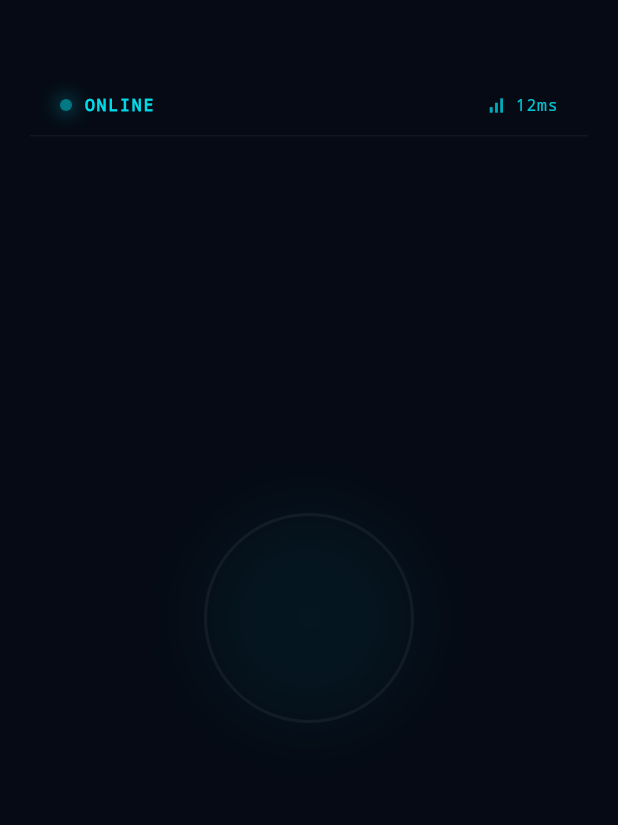
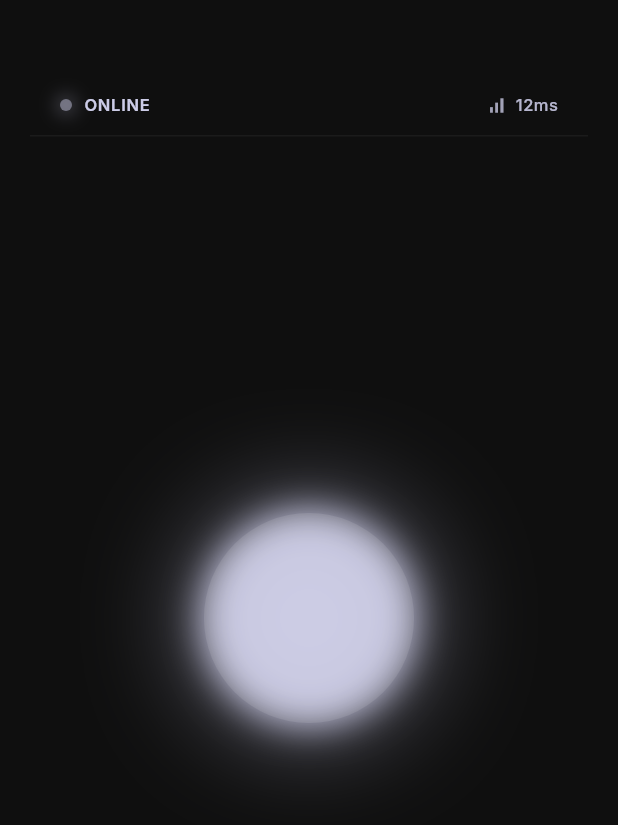
Before and after one commit to pedrof2602/VOID, a Flutter app: the screen it shows after launch, on a phone screen of 412 x 824 dp. Shown: the top 825 px of the screen. Run offline on Flutter 3.47's test engine with Material 3 defaults, Android fonts, the phone set to English and light mode, and no system bars; our stand-ins replace audioplayers, flutter_local_notifications, google_fonts, permission_handler, vibration; missing offline and left inert: record.

Commit message:
estetica first

```diff
--- a/Codigo/mobile_app/lib/core/constants.dart
+++ b/Codigo/mobile_app/lib/core/constants.dart
@@ -16,22 +16,29 @@ class AppConfig {
   static const String voiceEndpoint = '/input/voice';
 }
 
-/// 🎨 Paleta de Colores de VOID
+/// 🎨 Paleta de Colores de VOID (Apple Premium Style)
 class AppColors {
   // Prevenir instanciación
   AppColors._();
 
-  /// Color de fondo principal (Deep Void Blue)
-  static const Color background = Color(0xFF050A14);
+  /// Color de fondo principal (Midnight Matte)
+  static const Color background = Color(0xFF0F0F0F);
 
-  /// Color cyan para estados activos y procesamiento
-  static const Color cyan = Color(0xFF00F0FF);
+  /// Color coral para estado de grabación (Listening)
+  static const Color coral = Color(0xFFFF5A5F);
 
-  /// Color rojo para grabación
-  static const Color red = Color(0xFFFF4444);
+  /// Color etéreo para procesamiento (Processing)
+  static const Color ethereal = Color(0xFFE0E0FF);
+
+  /// Color ámbar para errores
+  static const Color amber = Color(0xFFFFB84D);
 
   /// Color blanco para estado de reposo
   static const Color white = Colors.white;
+
+  // Alias para compatibilidad con código existente
+  static const Color cyan = ethereal;
+  static const Color red = coral;
 }
 
 /// ⏱️ Duraciones de Animaciones y Feedback
--- a/Codigo/mobile_app/lib/ui/home_screen.dart
+++ b/Codigo/mobile_app/lib/ui/home_screen.dart
@@ -154,20 +154,28 @@ class _HomeScreenState extends State<HomeScreen>
     }
   }
 
-  /// Sube el audio al backend
+  /// Sube el audio al backend con telemetría real
   Future<void> _uploadAudio(String filePath) async {
+    final stopwatch = Stopwatch()..start();
+
     try {
       _addLog("📤 Transmitting to VOID...");
 
       final response = await _apiService.uploadAudio(filePath);
+      stopwatch.stop();
 
-      // ✅ ÉXITO
+      // ✅ ÉXITO - Telemetría real
       setState(() {
         _isConnected = true;
-        _latency = "${12 + (response.statusCode % 30)}ms"; // Simulado
+        _latency = "${stopwatch.elapsedMilliseconds}ms";
       });
 
-      _addLog("✅ Command executed: #${response.statusCode}");
+      // Log con respuesta truncada
+      final truncatedMsg = response.message.length > 30
+          ? '${response.message.substring(0, 30)}...'
+          : response.message;
+      _addLog("✅ VOID: $truncatedMsg");
+
       await _feedbackService.playSuccess();
       await _notificationService.show(
         title: 'VOID',
@@ -175,14 +183,34 @@ class _HomeScreenState extends State<HomeScreen>
         payload: response.message,
       );
     } on ApiException catch (e) {
-      // ❌ ERROR
+      // ❌ ERROR - Desconexión
+      stopwatch.stop();
       debugPrint('Error de API: $e');
 
-      setState(() => _isConnected = false);
-      _addLog("❌ Error: Connection lost");
+      setState(() {
+        _isConnected = false;
+        _latency = "0ms";
+      });
+      _addLog("⚠️ Error: Neural Link Severed");
 
       await _feedbackService.playError();
       await _notificationService.show(title: 'VOID Error', body: e.message);
+    } catch (e) {
+      // ❌ ERROR GENÉRICO
+      stopwatch.stop();
+      debugPrint('Error inesperado: $e');
+
+      setState(() {
+        _isConnected = false;
+        _latency = "0ms";
+      });
+      _addLog("⚠️ Error: Connection timeout");
+
+      await _feedbackService.playError();
+      await _notificationService.show(
+        title: 'VOID Error',
+        body: 'Error de conexión',
+      );
     } finally {
       setState(() => _isProcessing = false);
     }
@@ -250,64 +278,58 @@ class _HomeScreenState extends State<HomeScreen>
     );
   }
 
-  /// Construye el anillo visual de VOID
+  /// Construye el anillo visual de VOID (Liquid Soul Style)
   Widget _buildVoidRing() {
-    // Determinar colores según el estado
+    // Determinar colores según el estado (LÓGICA INTACTA)
     Color ringColor;
     Color glowColor;
     double size;
-    double borderWidth;
 
     if (_isRecording) {
       // 🔴 GRABANDO
       ringColor = AppColors.red.withValues(alpha: 0.8);
       glowColor = AppColors.red.withValues(alpha: 0.3);
       size = 140;
-      borderWidth = 2;
     } else if (_isProcessing) {
       // 🔵 PROCESANDO (mismo tamaño, efecto neón cyan)
       ringColor = AppColors.cyan.withValues(alpha: 0.8);
       glowColor = AppColors.cyan.withValues(alpha: 0.3);
       size = 140;
-      borderWidth = 2;
     } else {
       // ⚪ REPOSO
       ringColor = AppColors.white.withValues(alpha: 0.05);
       glowColor = AppColors.cyan.withValues(alpha: 0.05);
       size = 140;
-      borderWidth = 2;
     }
 
+    // VISUAL UPDATE: Liquid Soul (sin borde duro)
     return Container(
       width: size,
       height: size,
       decoration: BoxDecoration(
         shape: BoxShape.circle,
-        border: Border.all(color: ringColor, width: borderWidth),
-        boxShadow: _isProcessing
-            ? [
-                // Capa 1: Glow interno intenso
+        // Sin borde sólido - solo luz difusa
+        color: ringColor.withValues(alpha: 0.1),
+        boxShadow: [
+          // Núcleo brillante
           BoxShadow(
-                  color: glowColor.withValues(alpha: 0.6),
-                  blurRadius: 30,
-                  spreadRadius: 3,
+            color: glowColor.withValues(alpha: 0.8),
+            blurRadius: 20,
+            spreadRadius: 2,
           ),
-                // Capa 2: Glow medio difuso
+          // Glow medio
           BoxShadow(
             color: glowColor.withValues(alpha: 0.4),
             blurRadius: 60,
-                  spreadRadius: 8,
+            spreadRadius: 10,
           ),
-                // Capa 3: Glow externo muy difuso (aura)
+          // Aura difusa externa
+          if (_isRecording || _isProcessing)
             BoxShadow(
               color: glowColor.withValues(alpha: 0.2),
               blurRadius: 100,
-                  spreadRadius: 15,
+              spreadRadius: 20,
             ),
-              ]
-            : [
-                // Glow sutil para reposo/grabando
-                BoxShadow(color: glowColor, blurRadius: 40, spreadRadius: 2),
         ],
       ),
     );
--- a/Codigo/mobile_app/lib/ui/widgets/action_log.dart
+++ b/Codigo/mobile_app/lib/ui/widgets/action_log.dart
@@ -1,4 +1,5 @@
 import 'package:flutter/material.dart';
+import 'package:google_fonts/google_fonts.dart';
 import '../../core/constants.dart';
 
 /// 📝 Action Log - Lista Efímera de Mensajes
@@ -58,43 +59,23 @@ class ActionLog extends StatelessWidget {
     final color = _calculateColor(index, totalLogs);
 
     return Padding(
-      padding: const EdgeInsets.only(bottom: 4),
+      padding: const EdgeInsets.only(bottom: 6),
       child: Opacity(
         opacity: opacity,
-        child: Row(
-          mainAxisSize: MainAxisSize.min,
-          crossAxisAlignment: CrossAxisAlignment.start,
-          children: [
-            // Símbolo terminal ">"
-            Text(
-              '>',
-              style: TextStyle(
-                fontFamily: 'Courier',
-                fontSize: 10,
-                fontWeight: FontWeight.bold,
-                color: color.withValues(alpha: opacity * 0.8),
-                height: 1.4,
-              ),
-            ),
-            const SizedBox(width: 6),
-
-            // Mensaje
-            Flexible(
+        child: Center(
           child: Text(
             message,
-                style: TextStyle(
-                  fontFamily: 'Courier',
-                  fontSize: 10,
-                  fontWeight: FontWeight.w400,
+            textAlign: TextAlign.center,
+            style: GoogleFonts.inter(
+              fontSize: 11,
+              fontWeight: FontWeight.w300,
               color: color,
-                  letterSpacing: 0.3,
-                  height: 1.4,
+              letterSpacing: 0.2,
+              height: 1.5,
             ),
             maxLines: 2,
             overflow: TextOverflow.ellipsis,
           ),
-            ),
-          ],
         ),
       ),
     );
--- a/Codigo/mobile_app/lib/ui/widgets/status_hud.dart
+++ b/Codigo/mobile_app/lib/ui/widgets/status_hud.dart
@@ -1,4 +1,5 @@
 import 'package:flutter/material.dart';
+import 'package:google_fonts/google_fonts.dart';
 import '../../core/constants.dart';
 
 /// 📊 Status HUD - Barra Superior Minimalista
@@ -127,12 +128,11 @@ class _StatusHudState extends State<StatusHud>
         // Texto de estado
         Text(
           statusText,
-          style: TextStyle(
-            fontFamily: 'Courier',
+          style: GoogleFonts.inter(
             fontSize: 11,
             fontWeight: FontWeight.w600,
             color: statusColor.withValues(alpha: 0.9),
-            letterSpacing: 1.2,
+            letterSpacing: 0.5,
           ),
         ),
       ],
@@ -167,12 +167,11 @@ class _StatusHudState extends State<StatusHud>
         // Valor de latencia
         Text(
           widget.latency,
-          style: TextStyle(
-            fontFamily: 'Courier',
+          style: GoogleFonts.inter(
             fontSize: 11,
             fontWeight: FontWeight.w500,
             color: latencyColor.withValues(alpha: 0.8),
-            letterSpacing: 0.5,
+            letterSpacing: 0.3,
           ),
         ),
       ],
--- a/Codigo/mobile_app/pubspec.yaml
+++ b/Codigo/mobile_app/pubspec.yaml
@@ -65,6 +65,9 @@ dependencies:
   # Local notifications
   flutter_local_notifications: ^20.0.0
 
+  # Google Fonts for Inter typography
+  google_fonts: ^6.1.0
+
 dev_dependencies:
   flutter_test:
     sdk: flutter
```
Also changed, not shown: Codigo/mobile_app/pubspec.lock. Lines whose indentation alone changed are shown as unchanged.
